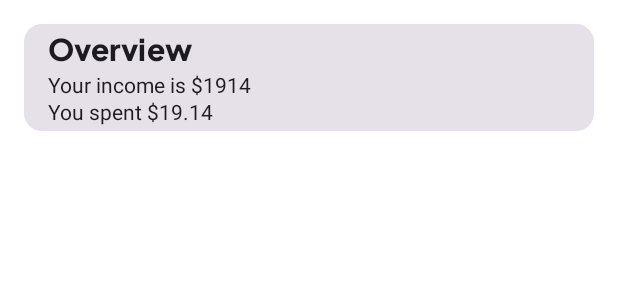
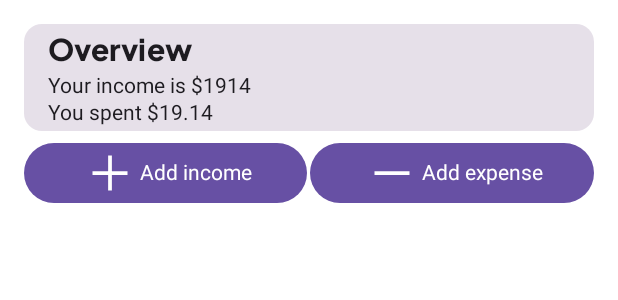
Before and after one commit to sgeorgiev24/tradi-android, an Android app built with Jetpack Compose: the @Preview function HomeScreenPreview, on a phone screen of 412 x 824 dp. Shown: the top 300 px of the screen. Run offline under Robolectric (Android 15) with nearby library versions, the phone set to English and light mode, and no system bars; our stand-ins replace accompanist; missing, so only their content is drawn: ProvideAppColors.

Commit message:
Add expenses buttons

```diff
--- a/modules/presentation/src/main/java/com/github/sgeorgiev24/tradi/presentation/common/components/button/TradiButton.kt
+++ b/modules/presentation/src/main/java/com/github/sgeorgiev24/tradi/presentation/common/components/button/TradiButton.kt
@@ -11,6 +11,7 @@ import androidx.compose.runtime.Composable
 import androidx.compose.ui.Alignment
 import androidx.compose.ui.Modifier
 import androidx.compose.ui.res.stringResource
+import androidx.compose.ui.text.TextStyle
 import androidx.compose.ui.text.style.TextAlign
 import com.github.sgeorgiev24.tradi.theme.Colors
 import com.github.sgeorgiev24.tradi.theme.Dimens
@@ -21,7 +22,8 @@ fun TradiButton(
     modifier: Modifier = Modifier,
     @StringRes titleResId: Int,
     enabled: Boolean = true,
-    onClick: () -> Unit
+    onClick: () -> Unit,
+    textStyle: TextStyle = Typographs.button1,
 ) {
     Button(
         modifier = modifier
@@ -36,7 +38,7 @@ fun TradiButton(
                 .wrapContentWidth()
                 .padding(vertical = Dimens.padding_small),
             textAlign = TextAlign.Center,
-            style = Typographs.button1,
+            style = textStyle,
             text = stringResource(id = titleResId),
             color = Colors.onSecondary
         )
--- a/modules/presentation/src/main/java/com/github/sgeorgiev24/tradi/presentation/view/home/HomeContent.kt
+++ b/modules/presentation/src/main/java/com/github/sgeorgiev24/tradi/presentation/view/home/HomeContent.kt
@@ -2,15 +2,22 @@ package com.github.sgeorgiev24.tradi.presentation.view.home
 
 import androidx.compose.foundation.layout.Arrangement
 import androidx.compose.foundation.layout.Column
+import androidx.compose.foundation.layout.Row
+import androidx.compose.foundation.layout.Spacer
 import androidx.compose.foundation.layout.fillMaxSize
 import androidx.compose.foundation.layout.fillMaxWidth
 import androidx.compose.foundation.layout.padding
+import androidx.compose.foundation.layout.width
 import androidx.compose.foundation.rememberScrollState
 import androidx.compose.foundation.verticalScroll
 import androidx.compose.material3.Card
+import androidx.compose.material3.FilledIconButton
+import androidx.compose.material3.Icon
 import androidx.compose.material3.Text
 import androidx.compose.runtime.Composable
+import androidx.compose.ui.Alignment
 import androidx.compose.ui.Modifier
+import androidx.compose.ui.res.painterResource
 import androidx.compose.ui.res.stringResource
 import com.github.sgeorgiev24.tradi.presentation.R
 import com.github.sgeorgiev24.tradi.presentation.common.components.container.TradiScreenContainer
@@ -21,7 +28,6 @@ import com.github.sgeorgiev24.tradi.presentation.view.home.mvi.HomeAction
 import com.github.sgeorgiev24.tradi.presentation.view.home.mvi.HomeState
 import com.github.sgeorgiev24.tradi.preview.DevicePreview
 import com.github.sgeorgiev24.tradi.theme.Dimens
-import com.github.sgeorgiev24.tradi.theme.Dimensions
 
 @Composable
 fun HomeContent(
@@ -40,7 +46,59 @@ fun HomeContent(
             Title(state = state)
 
             OverviewCard()
+            ExpensesButtons(
+                onAddIncomeClick = { action(HomeAction.OnAddIncomeClick) },
+                onAddExpenseClick = { action(HomeAction.OnAddExpenseClick) }
+            )
         }
+    }
+}
+
+@Composable
+private fun ExpensesButtons(
+    onAddIncomeClick: () -> Unit,
+    onAddExpenseClick: () -> Unit
+) {
+    Row(
+        modifier = Modifier.fillMaxWidth(),
+        verticalAlignment = Alignment.CenterVertically,
+        horizontalArrangement = Arrangement.SpaceBetween
+    ) {
+        FilledIconButton(
+            modifier = Modifier.weight(.5f),
+            content = {
+                Row(
+                    modifier = Modifier.fillMaxWidth(),
+                    verticalAlignment = Alignment.CenterVertically,
+                    horizontalArrangement = Arrangement.Center
+                ) {
+                    Icon(
+                        painter = painterResource(id = R.drawable.ic_add),
+                        contentDescription = null
+                    )
+                    Text(text = stringResource(id = R.string.home_add_income))
+                }
+            },
+            onClick = onAddIncomeClick
+        )
+        Spacer(modifier = Modifier.width(Dimens.padding_small))
+        FilledIconButton(
+            modifier = Modifier.weight(.5f),
+            content = {
+                Row(
+                    modifier = Modifier.fillMaxWidth(),
+                    verticalAlignment = Alignment.CenterVertically,
+                    horizontalArrangement = Arrangement.Center
+                ) {
+                    Icon(
+                        painter = painterResource(id = R.drawable.ic_remove),
+                        contentDescription = null
+                    )
+                    Text(text = stringResource(id = R.string.home_add_expense))
+                }
+            },
+            onClick = onAddExpenseClick
+        )
     }
 }
 
@@ -82,6 +140,7 @@ private fun OverviewCard() {
             TradiSpacer()
         }
     }
+    TradiSpacer()
 }
 
 @DevicePreview
--- a/modules/presentation/src/main/java/com/github/sgeorgiev24/tradi/presentation/view/home/mvi/HomeAction.kt
+++ b/modules/presentation/src/main/java/com/github/sgeorgiev24/tradi/presentation/view/home/mvi/HomeAction.kt
@@ -1,3 +1,6 @@
 package com.github.sgeorgiev24.tradi.presentation.view.home.mvi
 
-sealed class HomeAction
+sealed class HomeAction {
+    object OnAddIncomeClick : HomeAction()
+    object OnAddExpenseClick : HomeAction()
+}
--- a/modules/presentation/src/main/java/com/github/sgeorgiev24/tradi/presentation/view/home/mvi/HomeViewModel.kt
+++ b/modules/presentation/src/main/java/com/github/sgeorgiev24/tradi/presentation/view/home/mvi/HomeViewModel.kt
@@ -27,6 +27,13 @@ constructor(
         }
     }
 
+    override suspend fun handleActions(action: HomeAction) {
+        when (action) {
+            HomeAction.OnAddExpenseClick -> {}
+            HomeAction.OnAddIncomeClick -> {}
+        }
+    }
+
     private suspend fun getTmpUser() {
         getTmpUser(UserStateEvent.GetTmpUser).also { dataState ->
             dataState.data?.let {
--- /dev/null
+++ b/modules/presentation/src/main/res/drawable/ic_add.xml
@@ -0,0 +1,9 @@
+<vector xmlns:android="http://schemas.android.com/apk/res/android"
+    android:width="48dp"
+    android:height="48dp"
+    android:viewportWidth="48"
+    android:viewportHeight="48">
+  <path
+      android:fillColor="#FF000000"
+      android:pathData="M22.5,38V25.5H10v-3h12.5V10h3v12.5H38v3H25.5V38Z"/>
+</vector>
--- /dev/null
+++ b/modules/presentation/src/main/res/drawable/ic_remove.xml
@@ -0,0 +1,9 @@
+<vector xmlns:android="http://schemas.android.com/apk/res/android"
+    android:width="48dp"
+    android:height="48dp"
+    android:viewportWidth="48"
+    android:viewportHeight="48">
+  <path
+      android:fillColor="#FF000000"
+      android:pathData="M10,25.5v-3h28v3Z"/>
+</vector>
--- a/modules/presentation/src/main/res/values/strings.xml
+++ b/modules/presentation/src/main/res/values/strings.xml
@@ -58,4 +58,6 @@
     <!-- Home -->
     <string name="home_title">Hey, %s</string>
     <string name="home_overview">Overview</string>
+    <string name="home_add_income">Add income</string>
+    <string name="home_add_expense">Add expense</string>
 </resources>
```
